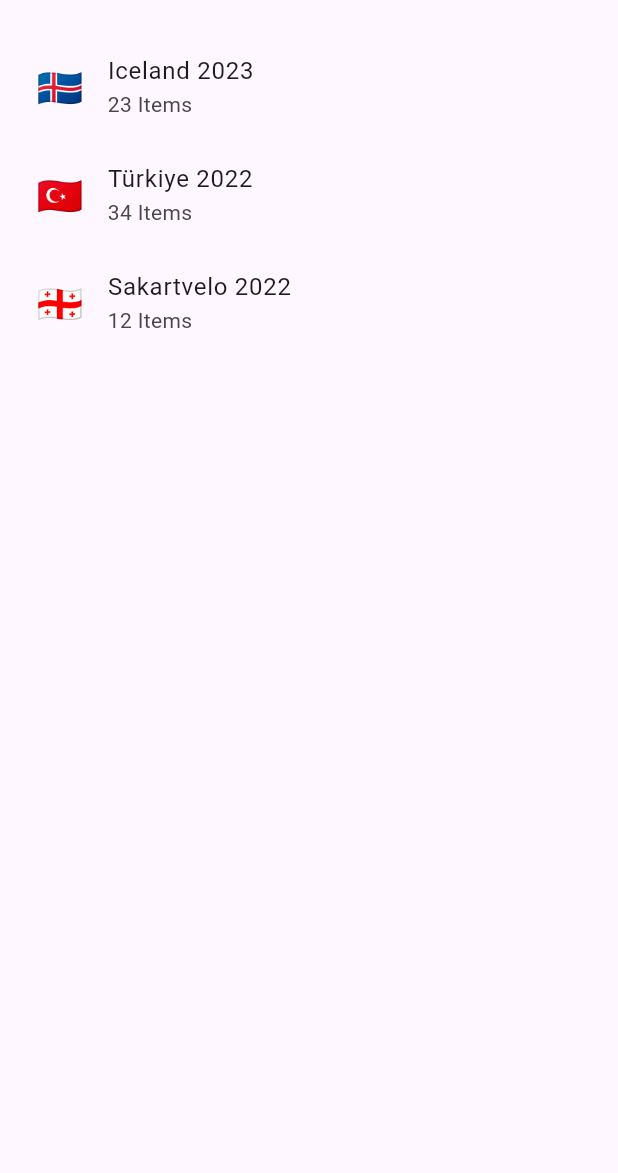
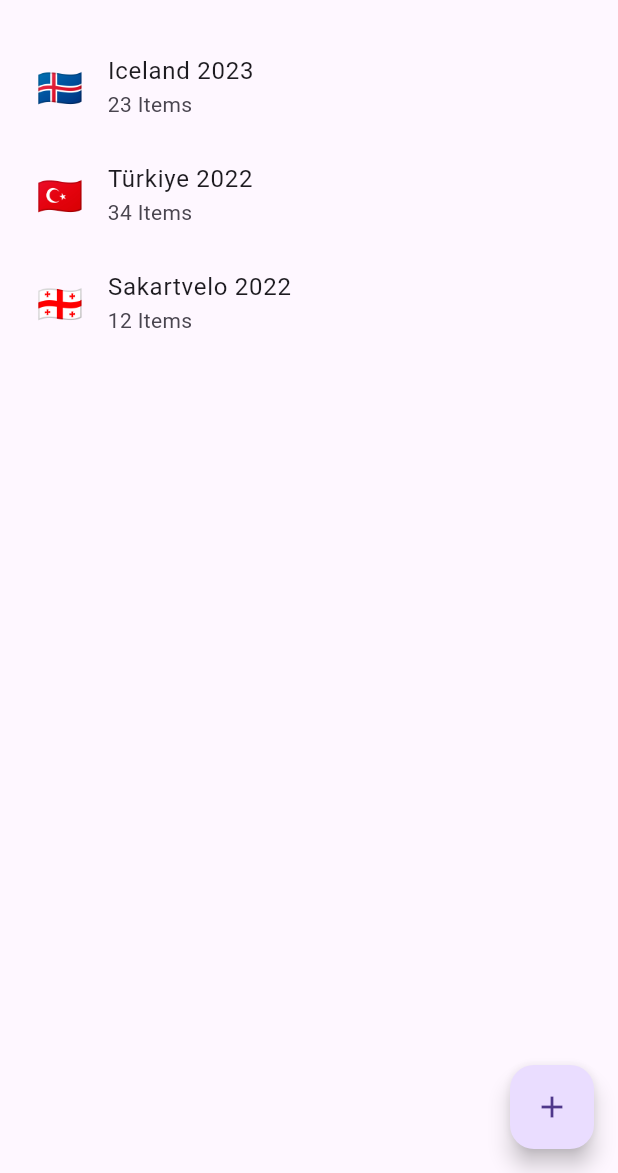
Before and after one commit to FOehler/kml_library, a Flutter app: the screen it shows after launch, on a phone screen of 412 x 824 dp, the part 63-1236 px from its top. Run offline on Flutter 3.47's test engine with Material 2 defaults, Android fonts, the phone set to English and light mode, and no system bars; our stand-ins replace flutter_riverpod, freezed_annotation; generated files the repository leaves out were written again.

Commit message:
Add FAB to collection list page

```diff
--- a/kml_library/lib/src/presentation/view/collection_list_page.dart
+++ b/kml_library/lib/src/presentation/view/collection_list_page.dart
@@ -28,6 +28,7 @@ class CollectionListPage extends StatelessWidget {
           }),
         ],
       ),
+      floatingActionButton: _buildFloatingActionButton(),
     );
   }
 
@@ -59,7 +60,7 @@ class CollectionListPage extends StatelessWidget {
     return ListTile(
       leading: Text(
         collection.icon,
-        style: TextStyle(fontSize: 25),
+        style: const TextStyle(fontSize: 25),
       ),
       title: Text(
         collection.name,
@@ -71,4 +72,11 @@ class CollectionListPage extends StatelessWidget {
       ),
     );
   }
+
+  _buildFloatingActionButton() {
+    return FloatingActionButton(
+      onPressed: () {},
+      child: const Icon(Icons.add),
+    );
+  }
 }
```
